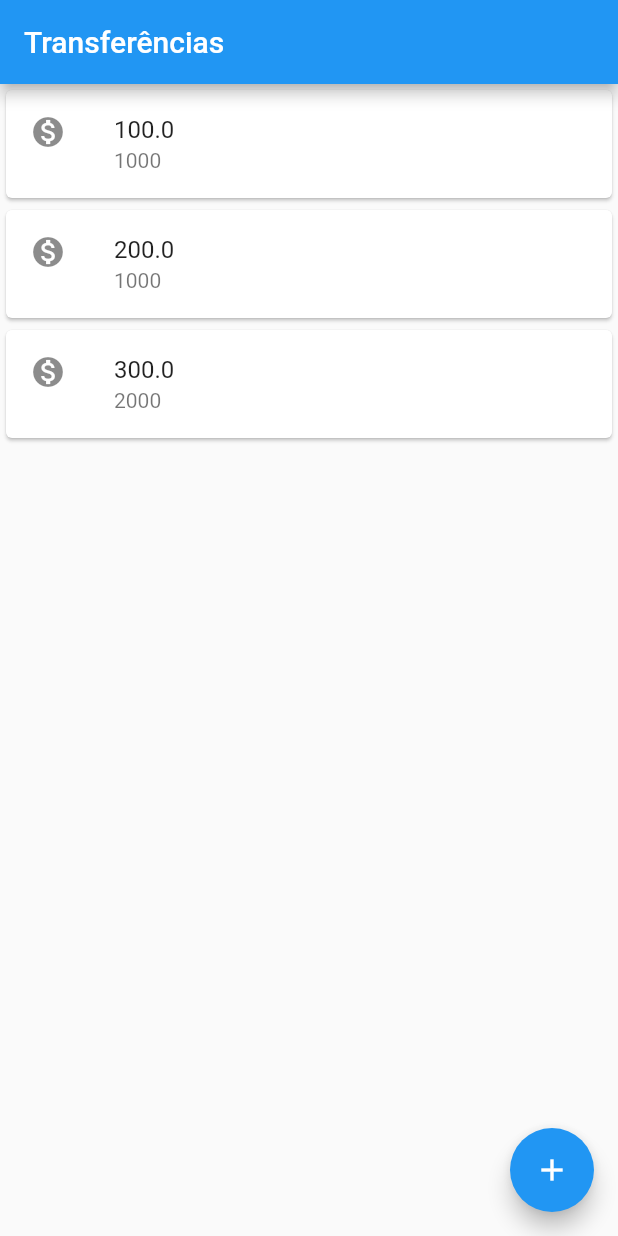
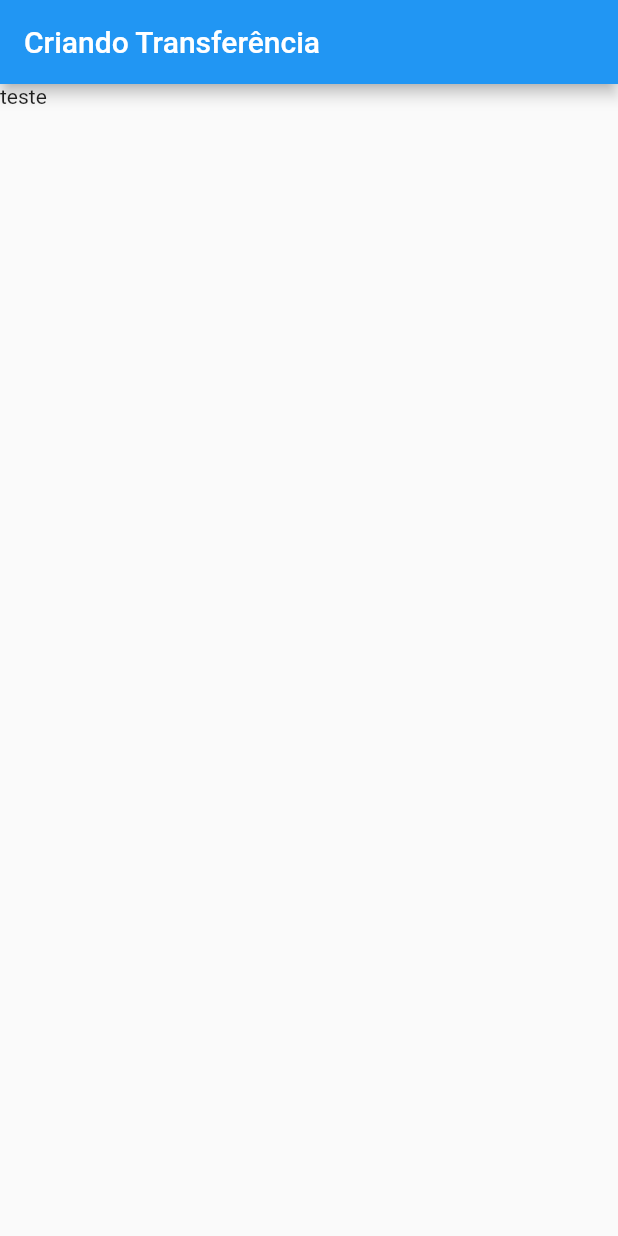
Before and after one commit to matheustgf10/bytebank, a Flutter app: the screen it shows after launch, on a phone screen of 412 x 824 dp. Run offline on Flutter 3.47's test engine with Material 2 defaults, Android fonts, the phone set to English and light mode, and no system bars.

Commit message:
Adaptando o projeto para o Hot Reload

```diff
--- a/lib/main.dart
+++ b/lib/main.dart
@@ -1,28 +1,47 @@
 import 'package:flutter/material.dart';
 
-void main() {
-  runApp(MaterialApp(
-    home: Scaffold(
-      body: ListaTransferencia(),
+void main() => runApp(BytebankApp());
+
+class BytebankApp extends StatelessWidget {
+  @override
+  Widget build(BuildContext context) {
+    return MaterialApp(
+      home: Scaffold(
+        body: FormularioTransferencia(),
+      ),
+    );
+  }
+}
+
+class FormularioTransferencia extends StatelessWidget {
+  @override
+  Widget build(BuildContext context) {
+    return Scaffold(
+      appBar: AppBar(
+        title: Text('Criando Transferência'),
+      ),
+      body: Text('teste'),
+    );
+  }
+}
+
+class ListaTransferencia extends StatelessWidget {
+  Widget build(BuildContext context) {
+    return Scaffold(
       appBar: AppBar(
         title: Text('Transferências'),
+      ),
+      body: Column(
+        children: [
+          ItemTransferencia(Transferencia(100.0, 1000)),
+          ItemTransferencia(Transferencia(200.0, 1000)),
+          ItemTransferencia(Transferencia(300.0, 2000)),
+        ],
       ),
       floatingActionButton: FloatingActionButton(
         child: Icon(Icons.add),
         onPressed: () => {},
       ),
-    ),
-  ));
-}
-
-class ListaTransferencia extends StatelessWidget {
-  Widget build(BuildContext context) {
-    return Column(
-      children: [
-        ItemTransferencia(Transferencia(100.0, 1000)),
-        ItemTransferencia(Transferencia(200.0, 1000)),
-        ItemTransferencia(Transferencia(300.0, 2000)),
-      ],
     );
   }
 }
```
